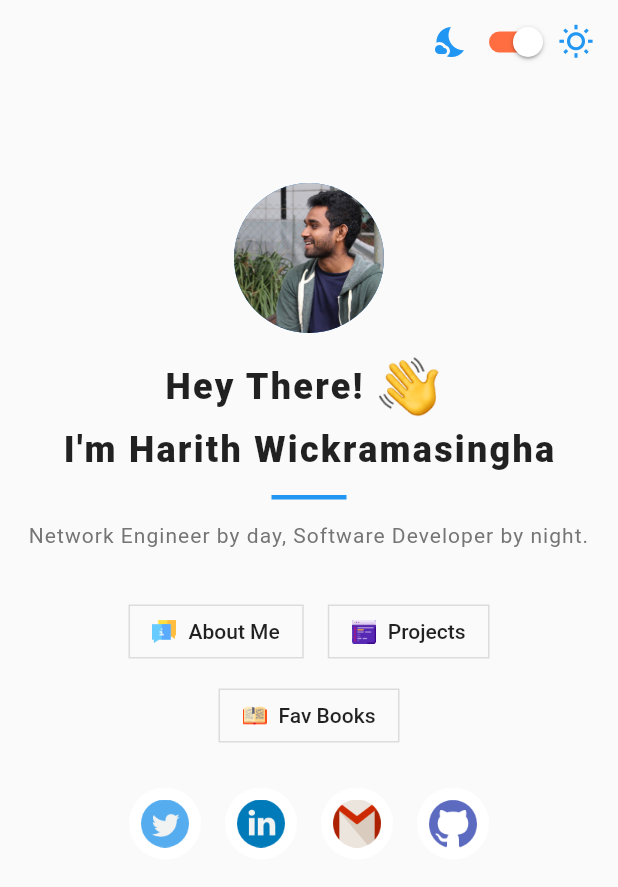
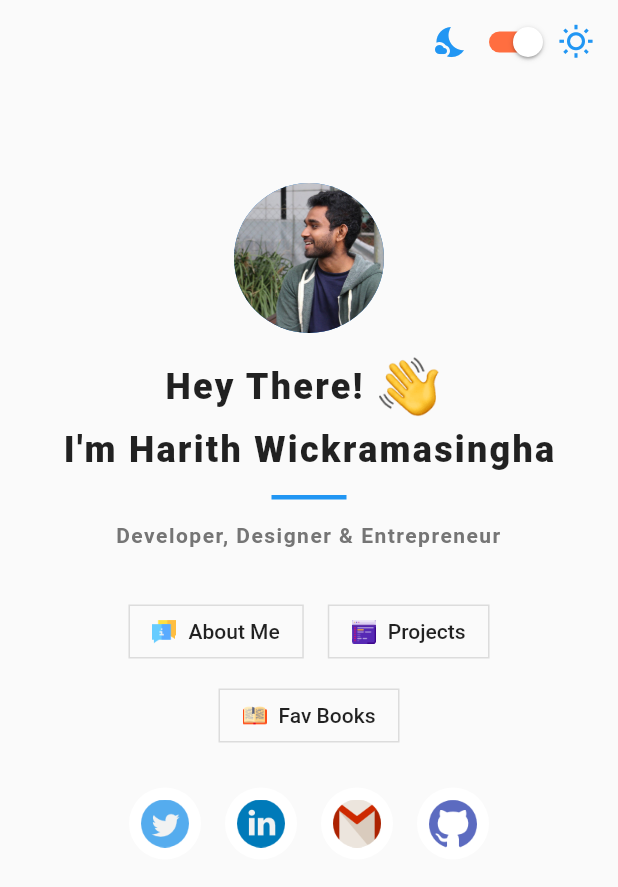
Before and after one commit to harithsen/minimal_portfolio_app, a Flutter app: the screen it shows after launch, on a phone screen of 412 x 824 dp. Shown: the top 887 px of the screen. Run offline on Flutter 3.47's test engine with Material 2 defaults, Android fonts, the phone set to English and light mode, and no system bars; our stand-ins replace google_fonts, shared_preferences, url_strategy.

Commit message:
Design Changes

```diff
--- a/lib/screens/components/theme_data.dart
+++ b/lib/screens/components/theme_data.dart
@@ -31,7 +31,7 @@
     headline5: GoogleFonts.aBeeZee(
         color: Colors.white, fontWeight: FontWeight.w900, letterSpacing: 1.5),
     headline6: GoogleFonts.aBeeZee(
-      color: Colors.deepOrange,
+      color: Colors.blue,
     ),
     bodyText1: GoogleFonts.aBeeZee(
         fontSize: 14,
@@ -66,7 +66,7 @@
     headline5: GoogleFonts.aBeeZee(
         color: Colors.black87, fontWeight: FontWeight.w900, letterSpacing: 1.5),
     headline6: GoogleFonts.aBeeZee(
-      color: Colors.deepOrange,
+      color: Colors.blue,
     ),
     bodyText1: GoogleFonts.aBeeZee(
         fontSize: 14,
--- /dev/null
+++ b/lib/screens/home/components/home_nav.dart
@@ -0,0 +1,67 @@
+import 'package:flutter/material.dart';
+
+class HomeNav extends StatelessWidget {
+  const HomeNav({
+    Key key,
+  }) : super(key: key);
+
+  @override
+  Widget build(BuildContext context) {
+    return Column(
+      children: [
+        Row(
+          mainAxisAlignment: MainAxisAlignment.center,
+          children: [
+            Padding(
+              padding: const EdgeInsets.all(8.0),
+              child: OutlinedButton.icon(
+                style: OutlinedButton.styleFrom(
+                  shape:
+                      RoundedRectangleBorder(borderRadius: BorderRadius.zero),
+                ),
+                onPressed: () {
+                  Navigator.pushNamed(context, '/about');
+                },
+                label: Text("About Me"),
+                icon: Image.asset(
+                  'assets/emojis/about.png',
+                  width: 16,
+                ),
+              ),
+            ),
+            Padding(
+              padding: const EdgeInsets.all(8.0),
+              child: OutlinedButton.icon(
+                style: OutlinedButton.styleFrom(
+                  shape:
+                      RoundedRectangleBorder(borderRadius: BorderRadius.zero),
+                ),
+                onPressed: () {
+                  Navigator.pushNamed(context, '/projects');
+                },
+                label: Text("Projects"),
+                icon: Image.asset(
+                  'assets/emojis/coding.png',
+                  width: 16,
+                ),
+              ),
+            )
+          ],
+        ),
+        OutlinedButton.icon(
+          style: OutlinedButton.styleFrom(
+            shape: RoundedRectangleBorder(borderRadius: BorderRadius.zero),
+          ),
+          onPressed: () {
+            Navigator.pushNamed(context, '/books');
+          },
+          label: Text("Fav Books"),
+          icon: Image.asset(
+            'assets/emojis/book.png',
+            width: 16,
+          ),
+        ),
+      ],
+    );
+  }
+}
--- a/lib/screens/home/home.dart
+++ b/lib/screens/home/home.dart
@@ -4,6 +4,7 @@
 import 'package:minimal_portfolio_webapp/screens/components/top_bar.dart';
 import 'package:minimal_portfolio_webapp/screens/projects/projects.dart';
 
+import 'components/home_nav.dart';
 import 'components/social_icons.dart';
 
 class HomeScreen extends StatelessWidget {
@@ -61,66 +62,15 @@
             Padding(
               padding: const EdgeInsets.all(8.0),
               child: Text(
-                "Network Engineer by day, Software Developer by night.",
-                style: Theme.of(context).textTheme.bodyText2,
+                "Developer, Designer & Entrepreneur",
+                style: Theme.of(context).textTheme.bodyText1,
                 textAlign: TextAlign.center,
               ),
             ),
             SizedBox(
               height: 16,
             ),
-            Row(
-              mainAxisAlignment: MainAxisAlignment.center,
-              children: [
-                Padding(
-                  padding: const EdgeInsets.all(8.0),
-                  child: OutlinedButton.icon(
-                    style: OutlinedButton.styleFrom(
-                      shape: RoundedRectangleBorder(
-                          borderRadius: BorderRadius.zero),
-                    ),
-                    onPressed: () {
-                      Navigator.pushNamed(context, '/about');
-                    },
-                    label: Text("About Me"),
-                    icon: Image.asset(
-                      'assets/emojis/about.png',
-                      width: 16,
-                    ),
-                  ),
-                ),
-                Padding(
-                  padding: const EdgeInsets.all(8.0),
-                  child: OutlinedButton.icon(
-                    style: OutlinedButton.styleFrom(
-                      shape: RoundedRectangleBorder(
-                          borderRadius: BorderRadius.zero),
-                    ),
-                    onPressed: () {
-                      Navigator.pushNamed(context, '/projects');
-                    },
-                    label: Text("Projects"),
-                    icon: Image.asset(
-                      'assets/emojis/coding.png',
-                      width: 16,
-                    ),
-                  ),
-                )
-              ],
-            ),
-            OutlinedButton.icon(
-              style: OutlinedButton.styleFrom(
-                shape: RoundedRectangleBorder(borderRadius: BorderRadius.zero),
-              ),
-              onPressed: () {
-                Navigator.pushNamed(context, '/books');
-              },
-              label: Text("Fav Books"),
-              icon: Image.asset(
-                'assets/emojis/book.png',
-                width: 16,
-              ),
-            ),
+            HomeNav(),
             SocialIcons(),
             SizedBox(
               height: 30,
```
Also changed, not shown: lib/screens/about/about.dart (+7 -7 lines), lib/screens/books/books.dart (+6 -6 lines), lib/screens/components/menu_bar.dart (+22 -57 lines), lib/screens/components/menu_item.dart (added, +31 -0 lines), lib/screens/components/sub_heading.dart (added, +20 -0 lines), lib/screens/projects/projects.dart (+5 -7 lines), 1 other file.
